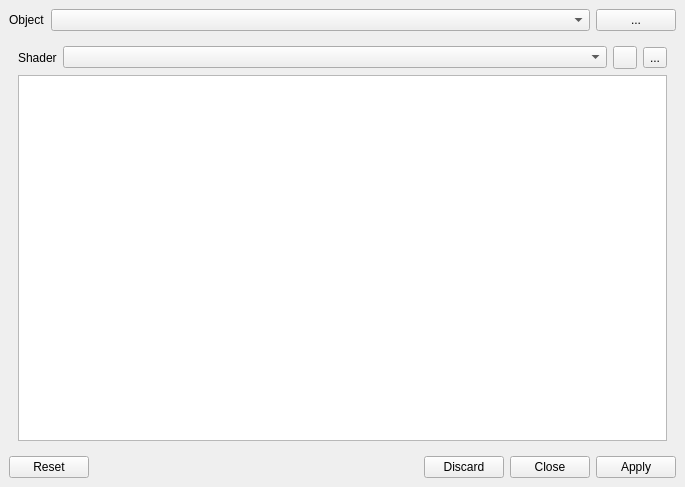
aroth-fastprotect/sgi, file plugins/osgearth/ShaderEditorDialog.ui: the form before one commit.
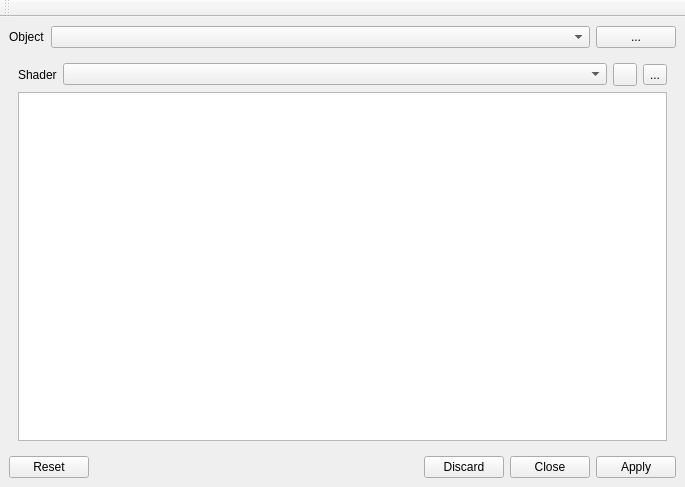
The form after the commit. Icons and pictures are not drawn.

Commit message: implement UniformModel for show/edit all uniforms relevant in the shader editor

The edit to the form file:
```diff
--- a/plugins/osgearth/ShaderEditorDialog.ui
+++ b/plugins/osgearth/ShaderEditorDialog.ui
@@ -210,9 +210,6 @@
        </layout>
       </widget>
       <widget class="QWidget" name="tabInfoLog">
-       <attribute name="title">
-        <string>Info log</string>
-       </attribute>
        <layout class="QVBoxLayout" name="verticalLayout_6">
         <item>
          <widget class="QTextEdit" name="infoLog"/>
@@ -233,6 +230,17 @@
     </item>
    </layout>
   </widget>
+  <widget class="QToolBar" name="toolBar">
+   <property name="windowTitle">
+    <string>toolBar</string>
+   </property>
+   <attribute name="toolBarArea">
+    <enum>TopToolBarArea</enum>
+   </attribute>
+   <attribute name="toolBarBreak">
+    <bool>false</bool>
+   </attribute>
+  </widget>
  </widget>
  <resources/>
  <connections>
```
Left out of the diff: 6 changed lines with no effect on the pictures. The commit also changes 6 other files.
